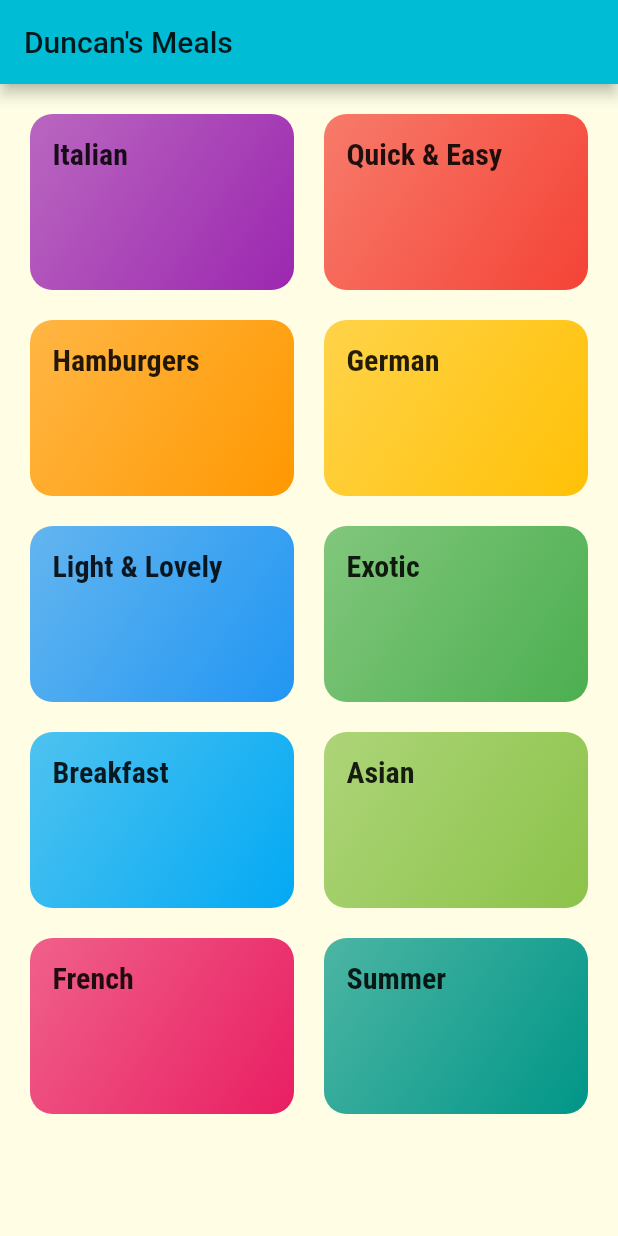
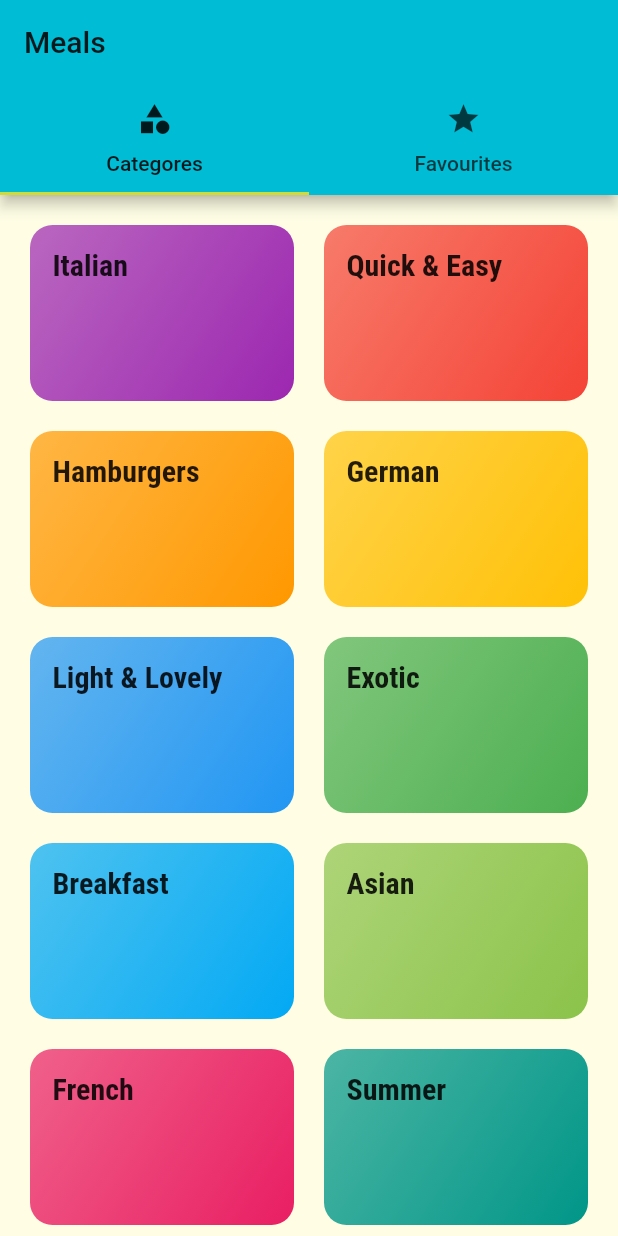
Before and after one commit to DuncanMoyo/miniature-octo-invention, a Flutter app: the screen it shows after launch, on a phone screen of 412 x 824 dp. Run offline on Flutter 3.47's test engine with Material 2 defaults, Android fonts, the phone set to English and light mode, and no system bars; Roboto replaces fonts that are missing (Raleway).

Commit message:
adding a tabBar to the appBar

```diff
--- a/lib/main.dart
+++ b/lib/main.dart
@@ -1,8 +1,9 @@
 import 'package:flutter/material.dart';
-import './screens/meal_detail_screen.dart';
-import './screens/category_meals_screen.dart';
+import 'screens/tabs_screen.dart';
+import 'screens/meal_detail_screen.dart';
+import 'screens/category_meals_screen.dart';
 
-import './screens/categories_screen.dart';
+import 'screens/categories_screen.dart';
 
 void main() {
   runApp(MyApp());
@@ -47,7 +48,7 @@ class MyApp extends StatelessWidget {
               ),
             ),
       ),
-      home: CategoriesScreen(),
+      home: TabsScreen(),
       routes: {
         CategoryMealsScreen.routeName: (ctx) => CategoryMealsScreen(),
         MealDetailScreen.routeName: (ctx) => MealDetailScreen(),
--- a/lib/screens/categories_screen.dart
+++ b/lib/screens/categories_screen.dart
@@ -6,11 +6,7 @@ import '../dummy_data.dart';
 class CategoriesScreen extends StatelessWidget {
   @override
   Widget build(BuildContext context) {
-    return Scaffold(
-      appBar: AppBar(
-        title: const Text('Duncan\'s Meals'),
-      ),
-      body: GridView(
+    return GridView(
         padding: const EdgeInsets.all(20),
         children: DUMMY_CATEGORIES
             .map(
@@ -27,7 +23,6 @@ class CategoriesScreen extends StatelessWidget {
           crossAxisSpacing: 20,
           mainAxisSpacing: 20,
         ),
-      ),
-    );
+      );
   }
 }
--- /dev/null
+++ b/lib/screens/favourites_screen.dart
@@ -0,0 +1,10 @@
+import 'package:flutter/material.dart';
+
+class FavouritesScreen extends StatelessWidget {
+  @override
+  Widget build(BuildContext context) {
+    return Center(
+      child: Text('Favourites'),
+    );
+  }
+}
--- /dev/null
+++ b/lib/screens/tabs_screen.dart
@@ -0,0 +1,46 @@
+import 'package:flutter/material.dart';
+import 'favourites_screen.dart';
+import 'categories_screen.dart';
+
+class TabsScreen extends StatefulWidget {
+  @override
+  _TabsScreenState createState() => _TabsScreenState();
+}
+
+class _TabsScreenState extends State<TabsScreen> {
+  @override
+  Widget build(BuildContext context) {
+    return DefaultTabController(
+      length: 2,
+      child: Scaffold(
+        appBar: AppBar(
+          title: Text(
+            'Meals',
+          ),
+          bottom: TabBar(
+            tabs: [
+              Tab(
+                icon: Icon(
+                  Icons.category,
+                ),
+                text: 'Categores',
+              ),
+              Tab(
+                icon: Icon(
+                  Icons.star,
+                ),
+                text: 'Favourites',
+              ),
+            ],
+          ),
+        ),
+        body: TabBarView(
+          children: [
+            CategoriesScreen(),
+            FavouritesScreen(),
+          ],
+        ),
+      ),
+    );
+  }
+}
```
